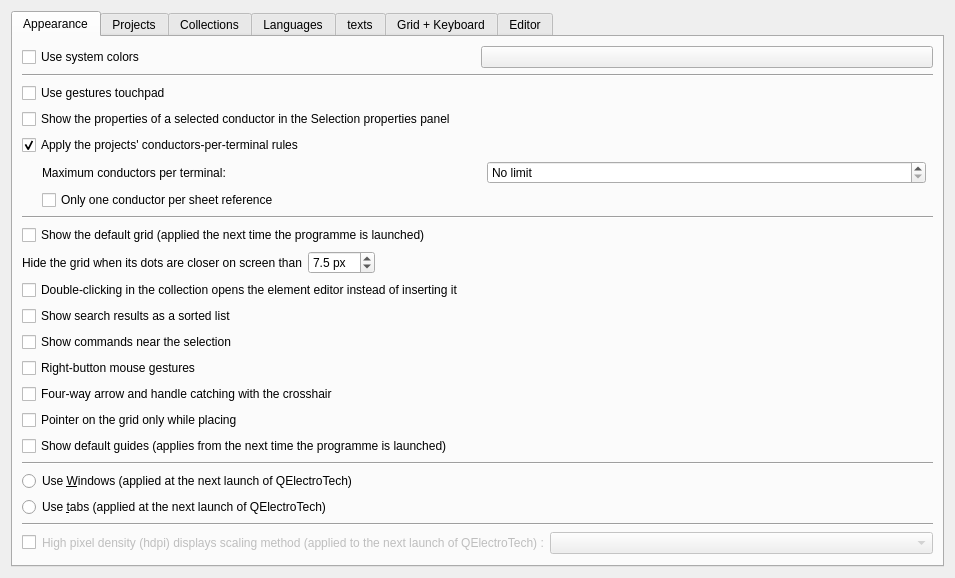
First picture: the form in sources/ui/configpage/generalconfigurationpage.ui, repository qelectrotech/qelectrotech-source-mirror, before the edit.
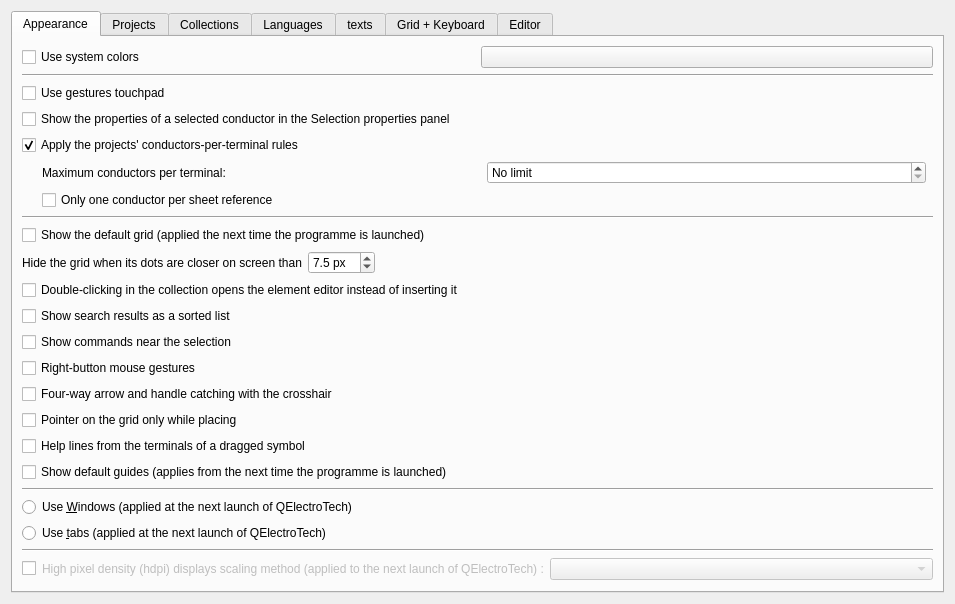
Second picture: the form after the edit. Custom widgets are drawn as their Qt base class.

Commit message:
Terminal help lines while dragging: a setting, off by default
The shaded lines from a dragged symbol's terminals to the terminals in
line with them get in the way, and the crosshair shows the same. A
setting in the general page brings them back.

Patch:
```diff
--- a/sources/ui/configpage/generalconfigurationpage.ui
+++ b/sources/ui/configpage/generalconfigurationpage.ui
@@ -259,6 +259,16 @@
          </property>
         </widget>
        </item>
+       <item>
+        <widget class="QCheckBox" name="m_terminal_help_lines_cb">
+         <property name="toolTip">
+          <string>While a symbol is placed or dragged, a shaded line runs from each of its terminals to the terminal in line with it. Unticked by default.</string>
+         </property>
+         <property name="text">
+          <string>Help lines from the terminals of a dragged symbol</string>
+         </property>
+        </widget>
+       </item>
        <item>
         <widget class="QCheckBox" name="guides_startup_cb">
          <property name="text">
```
The commit also changes 4 other files.
